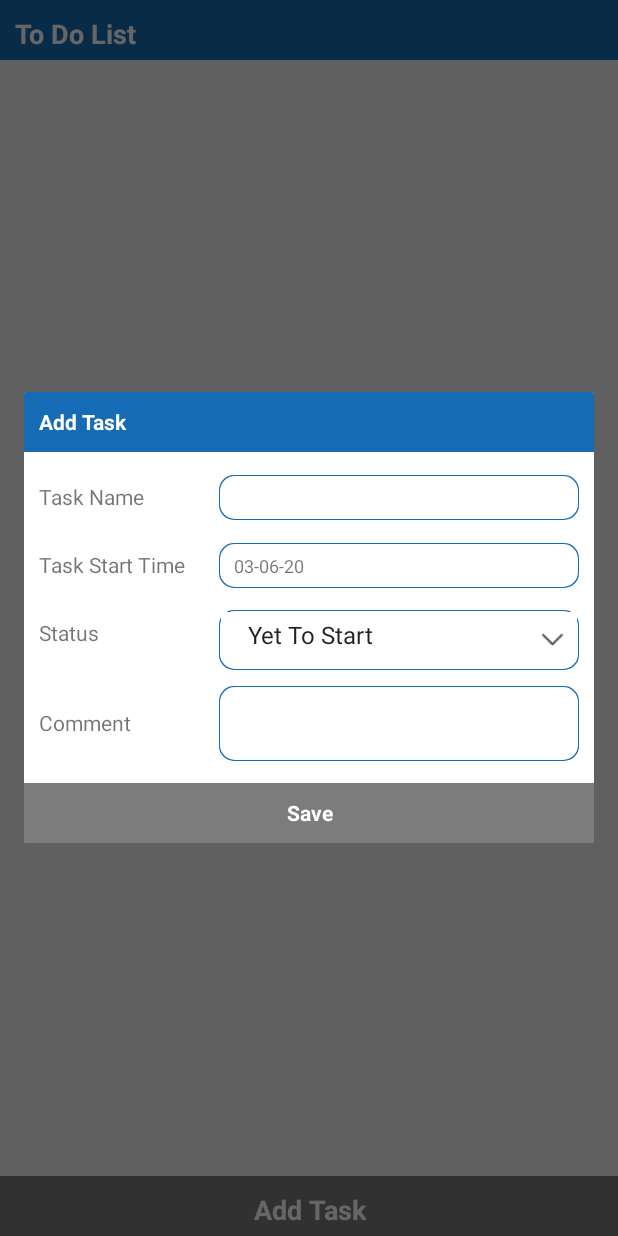
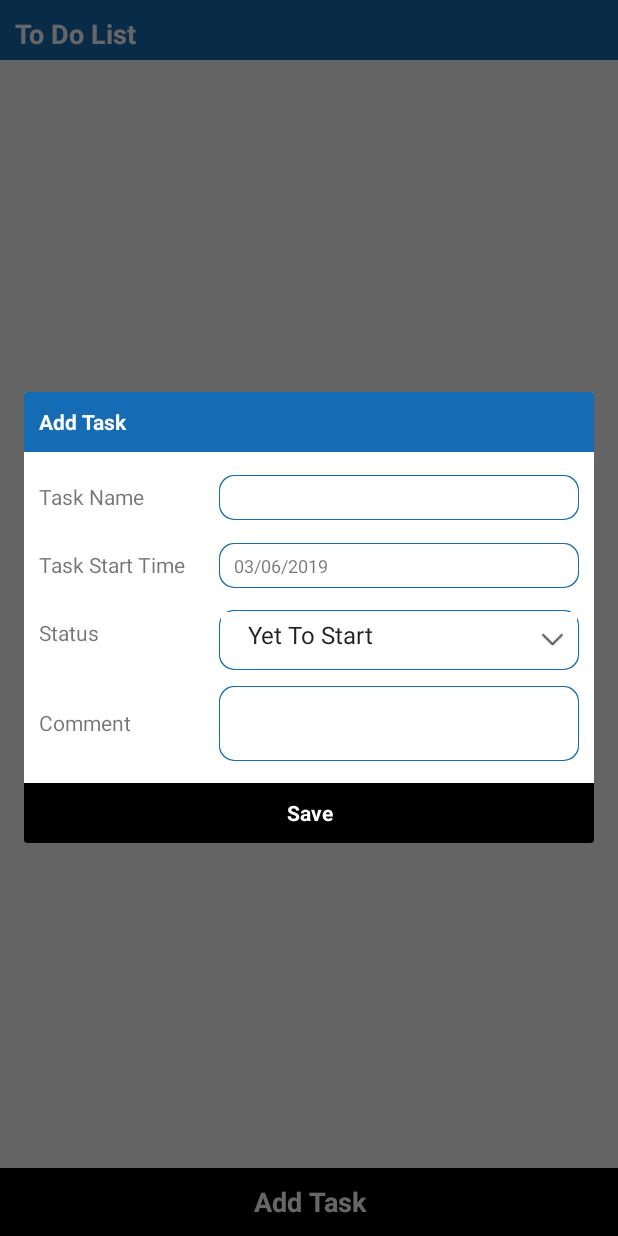
Before and after one commit to dinjit/ToDoTaskApplication, an Android app: the screen it shows after launch (MainActivity), after a tap on "Add Task", on a phone screen of 412 x 824 dp. Run offline under Robolectric (Android 15) with nearby library versions, the phone set to English and light mode, and no system bars; our stand-ins replace Firebase (no records; nobody signed in at launch, a user with empty details on screens opened directly); libraries missing offline, so code that uses them is left out: com.wdullaer.materialdatetimepicker.

Commit message:
UI Changes

```diff
--- a/app/src/main/java/com/example/myapplication/MainActivity.java
+++ b/app/src/main/java/com/example/myapplication/MainActivity.java
@@ -88,7 +88,7 @@ public class MainActivity extends AppCompatActivity implements DatePickerDialog.
         spnTaskStatus.setAdapter(taskStatusAdapter);
 
         tvTaskStartTime = (TextView) dialog.findViewById(R.id.tvTaskStartTime);
-        SimpleDateFormat df = new SimpleDateFormat("dd-MM-yyyy");
+        SimpleDateFormat df = new SimpleDateFormat("dd/MM/yyyy");
         String formattedDate = df.format(myCalendar.getTime());
         tvTaskStartTime.setText(formattedDate);
 
@@ -154,12 +154,13 @@ public class MainActivity extends AppCompatActivity implements DatePickerDialog.
                     } else {
                         util.showOKAlert(MainActivity.this, "Network Not Available");
                     }
+                    dialog.dismiss();
                 }else {
                     util.showOKAlert(MainActivity.this, "Enter Task Name");
                 }
 
 
-                dialog.dismiss();
+
             }
         });
     }
--- a/app/src/main/res/layout/activity_main.xml
+++ b/app/src/main/res/layout/activity_main.xml
@@ -19,7 +19,7 @@
 
     <android.support.v7.widget.RecyclerView
         android:id="@+id/rvTaskList"
-        android:background="#FBF0F0F0"
+        android:background="#FBFAFAFA"
         android:layout_width="match_parent"
         android:layout_height="match_parent"
         android:layout_weight="1" />
@@ -27,8 +27,8 @@
     <TextView
         android:id="@+id/btnAddTask"
         android:layout_width="match_parent"
-        android:layout_height="40dp"
-        android:background="@color/dark_grey"
+        android:layout_height="45dp"
+        android:background="@color/black"
         android:gravity="center"
         android:padding="10dp"
         android:text="Add Task"
--- a/app/src/main/res/layout/add_task_dialog.xml
+++ b/app/src/main/res/layout/add_task_dialog.xml
@@ -80,7 +80,6 @@
                 android:background="@drawable/bg_light_gray_shade"
                 android:gravity="center_vertical"
                 android:inputType="numberSigned"
-                android:maxLength="8"
                 android:paddingLeft="10dp"
                 android:textSize="12sp" />
         </LinearLayout>
@@ -192,7 +191,7 @@
             android:layout_height="40dp"
             android:layout_below="@+id/transcationLayout"
             android:layout_marginTop="10dp"
-            android:background="@color/dark_grey"
+            android:background="@color/black"
             android:gravity="center"
             android:text="Save"
             android:textColor="#fff"
--- a/app/src/main/res/layout/task_list_item.xml
+++ b/app/src/main/res/layout/task_list_item.xml
@@ -25,6 +25,7 @@
             android:id="@+id/tvTaskStatus"
             android:paddingLeft="5dp"
             android:paddingRight="5dp"
+            android:layout_marginTop="5dp"
             android:layout_width="wrap_content"
             android:layout_height="wrap_content"
             android:text="Status" />
```
